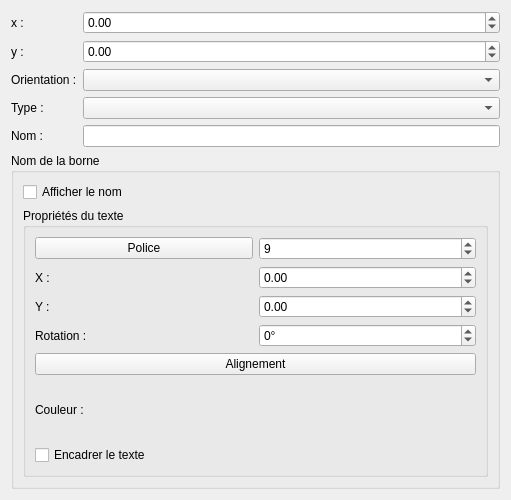
First picture: the form in sources/editor/ui/terminaleditor.ui, repository qelectrotech/qelectrotech-source-mirror, before the edit.
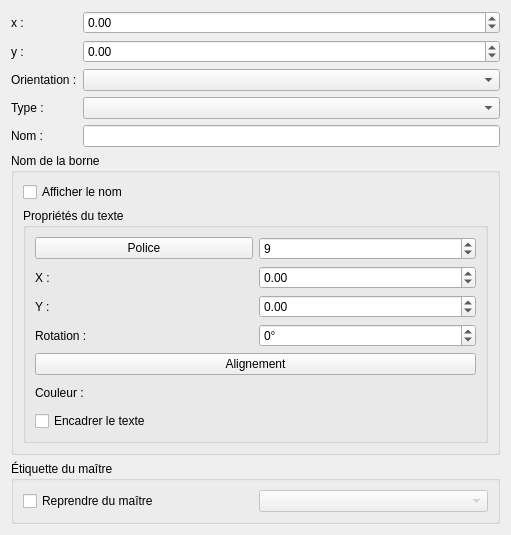
Second picture: the form after the edit.

Commit message: Implement slave contact groups — label transfer, terminal assignment and UI fixes

The edit to the form file:
```diff
--- a/sources/editor/ui/terminaleditor.ui
+++ b/sources/editor/ui/terminaleditor.ui
@@ -214,6 +214,32 @@
      </layout>
     </widget>
    </item>
+   <item row="6" column="0" colspan="2">
+    <widget class="QGroupBox" name="m_master_label_gb">
+     <property name="title">
+      <string>Étiquette du maître</string>
+     </property>
+     <property name="visible">
+      <bool>false</bool>
+     </property>
+     <layout class="QGridLayout" name="gridLayout_3">
+      <item row="0" column="0">
+       <widget class="QCheckBox" name="m_use_master_label_cb">
+        <property name="text">
+         <string>Reprendre du maître</string>
+        </property>
+       </widget>
+      </item>
+      <item row="0" column="1">
+       <widget class="QComboBox" name="m_master_label_cb">
+        <property name="enabled">
+         <bool>false</bool>
+        </property>
+       </widget>
+      </item>
+     </layout>
+    </widget>
+   </item>
   </layout>
  </widget>
  <resources/>
```
The commit also changes 28 other files.
